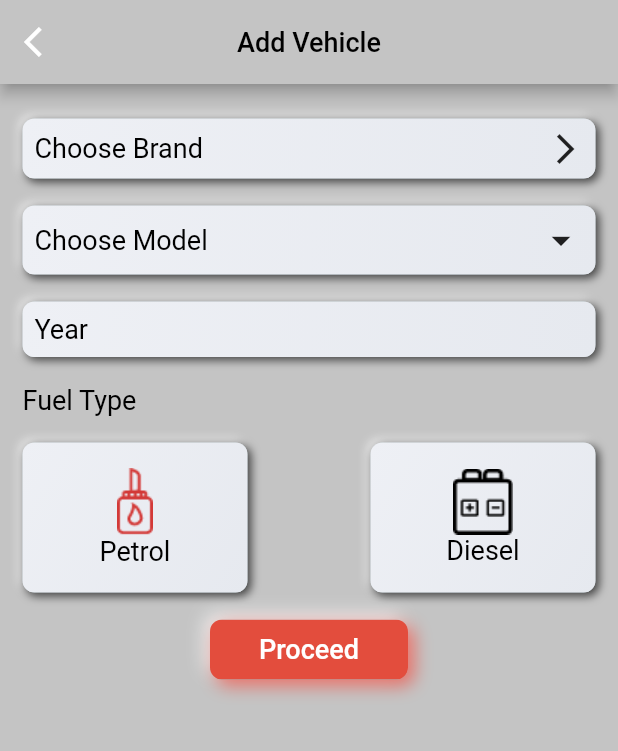
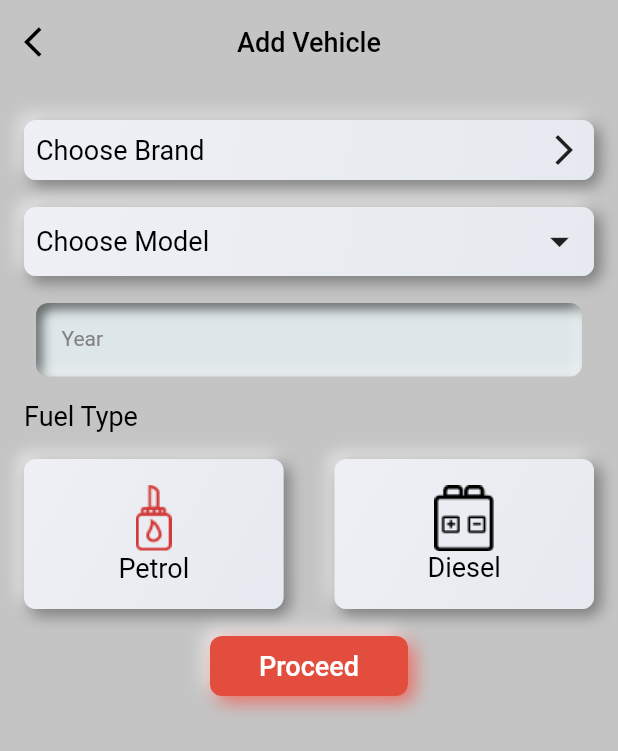
Before and after one commit to MUmerYasin/bikefix-mobile-app, a Flutter app: the AddVehicleScreen screen opened directly, on a phone screen of 412 x 824 dp. Shown: the top 751 px of the screen. Run offline on Flutter 3.47's test engine with Material 2 defaults, Android fonts, the phone set to English and light mode, and no system bars; drawn by our look-alikes of flutter_neumorphic; our stand-ins replace device_preview, font_awesome_flutter.

Commit message:
AddVehicleScreen
{Currently working on it, Work in progress, Completely Create again (OOP is using,(create classes)), String are Replace by custom Strings, FullFill Missing Requirements in Screen}

```diff
--- a/lib/config.dart
+++ b/lib/config.dart
@@ -18,6 +18,7 @@ const String screenTitleLocation = "Location";
 const String screenTitleMyVehicle = "My Vehicle";
 const String screenTitleMyBookings = "My Bookings";
 const String screenTitleStatusService = "Status Service";
+const String screenTitleAddVehicle = "Add Vehicle";
 
 /// Text Font Family
 const String textFontFamily = "Roboto";
@@ -33,22 +34,27 @@ const String textFieldEmail = "Email";
 const String textFieldStreet = "Street";
 const String textFieldCity = "City";
 const String textFieldZipCode = "Zip Code";
+const String textFieldYear = "Year";
+
+///Drop Down Menu
+const String dropDownMenuChooseBrand = "Choose Brand";
+const String dropDownMenuChooseModel = "Choose Model";
 
 ///Buttons Name
-const String buttonNameProceed = "Proceed";
+const String buttonNameHome = "Home";
 const String buttonNameLogIn = "Log In";
 const String buttonNameSignUp = "Sign Up";
 const String buttonNameConfirm = "Confirm";
+const String buttonNameCancel = "Cancel";
 const String buttonNameResend = "Resend";
 const String buttonNameSave = "Save";
-const String buttonNameHome = "Home";
 const String buttonNameOffice = "Office";
-const String buttonNameOther = "Other";
 const String buttonNameSaveAddr = "Save Addr.";
 const String buttonNameNeedHelp = "Need Help ?";
 const String buttonNameConnect = "Connect";
-const String buttonNameCancel = "Cancel";
+const String buttonNameProceed = "Proceed";
 const String buttonNameFeedback = "Feedback";
+const String buttonNameOther = "Other";
 
 /// Company names
 const String companyNameKTM = "KTM";
@@ -70,7 +76,7 @@ const String gridViewChooseBikeBrandText3 = companyNameBajaj;
 const String gridViewChooseBikeBrandText4 = companyNameRoyalEnfield;
 
 ///All Images Path in GridView of Choose Bike Brand.
-
+// Main icon path
 const String ImagePathStart = "assets/icons/";
 
 const String bikeFixUpLogoImagePath = ImagePathStart+"logo.png";
@@ -109,6 +115,7 @@ const String maleDescriptionText = "Male";
 const String currentLocationDescriptionText = " Use Current Location";
 const String addVehicleDescriptionText = " Add Vehicle";
 const String naDescriptionText = " NA";
+const String fuelTypeText = "Fuel Type";
 
 const String bookingDateTimeText = "Booking date & time";
 const String pickupDateTimeText = "Pickup date & time";
--- a/lib/main.dart
+++ b/lib/main.dart
@@ -1,11 +1,9 @@
 import 'package:flutter/foundation.dart';
 import 'package:flutter/material.dart';
-import 'package:two_wheel_vehicle/screens/location_screen.dart';
-import 'package:two_wheel_vehicle/screens/my_profile_screen.dart';
+import 'package:two_wheel_vehicle/screens/add_vehicle_screen.dart';
 import 'package:device_preview/device_preview.dart';
-import 'package:two_wheel_vehicle/screens/my_vehicle_screen.dart';
-import 'package:two_wheel_vehicle/screens/mybooking_screen.dart';
 import 'package:two_wheel_vehicle/screens/service_status_screen.dart';
+
 
 
 void main() => runApp(
@@ -34,8 +32,8 @@ class MyApp extends StatelessWidget {
       // home: LocationScreen(), // Front End Final
       // home: MyVehicles(),  // Front End Final
       // home: MyBookingScreen(),// Front End Final // Develop by Umer
-      home: ServiceStatusScreen(),
-      // home: AddVehicleScreen(),
+      // home: ServiceStatusScreen(),// Front End Final // Develop by Umer
+      home: AddVehicleScreen(),
       // home: ChooseBikeBrand(), // Front End Final // Develop by Umer
 
     );
--- a/lib/screens/add_vehicle_screen.dart
+++ b/lib/screens/add_vehicle_screen.dart
@@ -17,13 +17,17 @@ class _AddVehicleScreenState extends State<AddVehicleScreen> {
     return Scaffold(
       backgroundColor: backgroundColor,
       appBar: AppBar(
+        elevation: 0.0,
         backgroundColor: backgroundColor,
         // leading: Image.asset('assets/icons/back_icon.png',fit: BoxFit.fill,),
-          leading: Icon(Icons.arrow_back_ios),
+        leading: Icon(
+          Icons.arrow_back_ios,
+          color: Colors.black,
+        ),
         title: Text(
-            'Add Vehicle',
+          screenTitleAddVehicle,
           style: TextStyle(
-              fontFamily: 'Roboto',
+            fontFamily: textFontFamily,
             fontSize: 18,
             color: const Color(0xff000000),
           ),
@@ -32,7 +36,7 @@ class _AddVehicleScreenState extends State<AddVehicleScreen> {
         centerTitle: true,
       ),
       body: Container(
-            padding: EdgeInsets.all(15),
+        padding: EdgeInsets.all(16),
         height: MediaQuery.of(context).size.height,
         width: MediaQuery.of(context).size.width,
         child: Column(
@@ -40,9 +44,19 @@ class _AddVehicleScreenState extends State<AddVehicleScreen> {
           crossAxisAlignment: CrossAxisAlignment.center,
           children: [
             Padding(
-                    padding: const EdgeInsets.only(top: 8.0,bottom: 10),
+              padding: const EdgeInsets.only(top: 8.0, bottom: 10),
               child: Neumorphic(
-                      style: NeumorphicStyle(shadowLightColorEmboss: Colors.white,shadowDarkColorEmboss: Colors.black , shadowDarkColor: Colors.black),      child: Container(
+                style: NeumorphicStyle(
+                  // shadowLightColorEmboss: Colors.white,
+                  // shadowDarkColorEmboss: Colors.black,
+                  // shadowDarkColor: Colors.black,
+                  shadowDarkColor: Colors.black.withOpacity(0.6),
+                  depth: 7,
+                  shape: NeumorphicShape.flat,
+                  shadowLightColor: Colors.white,
+                  shadowDarkColorEmboss: Colors.black.withOpacity(0.8),
+                ),
+                child: Container(
                   decoration: BoxDecoration(
                     borderRadius: BorderRadius.circular(5.0),
                     gradient: LinearGradient(
@@ -71,7 +85,7 @@ class _AddVehicleScreenState extends State<AddVehicleScreen> {
                         Text(
                           'Choose Brand',
                           style: TextStyle(
-                                  fontFamily: 'Roboto',
+                            fontFamily: textFontFamily,
                             fontSize: 18,
                             color: const Color(0xff000000),
                           ),
@@ -85,9 +99,16 @@ class _AddVehicleScreenState extends State<AddVehicleScreen> {
               ),
             ),
             Padding(
-                    padding: const EdgeInsets.only(top: 8.0,bottom: 10),
+              padding: const EdgeInsets.only(top: 8.0, bottom: 10),
               child: Neumorphic(
-                      style: NeumorphicStyle(shadowLightColorEmboss: Colors.white,shadowDarkColorEmboss: Colors.black , shadowDarkColor: Colors.black),                      child: Container(
+                style: NeumorphicStyle(
+                  shadowDarkColor: Colors.black.withOpacity(0.6),
+                  depth: 7,
+                  shape: NeumorphicShape.flat,
+                  shadowLightColor: Colors.white,
+                  shadowDarkColorEmboss: Colors.black.withOpacity(0.8),
+                ),
+                child: Container(
                   decoration: BoxDecoration(
                     borderRadius: BorderRadius.circular(5.0),
                     gradient: LinearGradient(
@@ -116,7 +137,7 @@ class _AddVehicleScreenState extends State<AddVehicleScreen> {
                         Text(
                           'Choose Model',
                           style: TextStyle(
-                                  fontFamily: 'Roboto',
+                            fontFamily: textFontFamily,
                             fontSize: 18,
                             color: const Color(0xff000000),
                           ),
@@ -132,67 +153,81 @@ class _AddVehicleScreenState extends State<AddVehicleScreen> {
                 ),
               ),
             ),
+
+            // Padding(
+            //   padding: const EdgeInsets.only(top: 8.0, bottom: 10),
+            //   child: Neumorphic(
+            //     style: NeumorphicStyle(
+            //       shadowDarkColor: Colors.black.withOpacity(0.6),
+            //       depth: 7,
+            //       shape: NeumorphicShape.flat,
+            //       shadowLightColor: Colors.white,
+            //       shadowDarkColorEmboss: Colors.black.withOpacity(0.8),
+            //     ),
+            //     child: Container(
+            //       decoration: BoxDecoration(
+            //         borderRadius: BorderRadius.circular(5.0),
+            //         gradient: LinearGradient(
+            //           begin: Alignment(-1.0, -1.0),
+            //           end: Alignment(1.01, 1.0),
+            //           colors: [
+            //             const Color(0xffeef0f5),
+            //             const Color(0xffe6e9ef)
+            //           ],
+            //           stops: [0.0, 1.0],
+            //         ),
+            //         boxShadow: [
+            //           BoxShadow(
+            //             color: const Color(0xb2a6b4c8),
+            //             offset: Offset(10, 10),
+            //             blurRadius: 48,
+            //           ),
+            //         ],
+            //       ),
+            //       child: Padding(
+            //         padding: const EdgeInsets.all(8.0),
+            //         child: Row(
+            //           crossAxisAlignment: CrossAxisAlignment.center,
+            //           mainAxisAlignment: MainAxisAlignment.spaceBetween,
+            //           children: [
+            //             // Text(
+            //             //   'Year',
+            //             //   style: TextStyle(
+            //             //     fontFamily: textFontFamily,
+            //             //     fontSize: 18,
+            //             //     color: const Color(0xff000000),
+            //             //   ),
+            //             //   textAlign: TextAlign.left,
+            //             // ),
+            //             // Text(
+            //             //   '',
+            //             //   style: TextStyle(
+            //             //     fontFamily: textFontFamily,
+            //             //     fontSize: 18,
+            //             //     color: const Color(0xff000000),
+            //             //   ),
+            //             //   textAlign: TextAlign.left,
+            //             // ),
+            //           ],
+            //         ),
+            //       ),
+            //     ),
+            //   ),
+            // ),
+
+            CustomTextField(
+              text: textFieldYear,
+            ),
+
+            ///Heading Fuel Type
             Padding(
-                    padding: const EdgeInsets.only(top: 8.0,bottom: 10),
-                    child: Neumorphic(
-                      style: NeumorphicStyle(shadowLightColorEmboss: Colors.white,shadowDarkColorEmboss: Colors.black , shadowDarkColor: Colors.black),                      child: Container(
-                        decoration: BoxDecoration(
-                          borderRadius: BorderRadius.circular(5.0),
-                          gradient: LinearGradient(
-                            begin: Alignment(-1.0, -1.0),
-                            end: Alignment(1.01, 1.0),
-                            colors: [
-                              const Color(0xffeef0f5),
-                              const Color(0xffe6e9ef)
-                            ],
-                            stops: [0.0, 1.0],
-                          ),
-                          boxShadow: [
-                            BoxShadow(
-                              color: const Color(0xb2a6b4c8),
-                              offset: Offset(10, 10),
-                              blurRadius: 48,
-                            ),
-                          ],
-                        ),
-                        child: Padding(
-                          padding: const EdgeInsets.all(8.0),
-                          child: Row(
-                            crossAxisAlignment: CrossAxisAlignment.center,
-                            mainAxisAlignment: MainAxisAlignment.spaceBetween,
-                            children: [
-                              Text(
-                                'Year',
-                                style: TextStyle(
-                                  fontFamily: 'Roboto',
-                                  fontSize: 18,
-                                  color: const Color(0xff000000),
-                                ),
-                                textAlign: TextAlign.left,
-                              ),
-                              Text(
-                                '',
-                                style: TextStyle(
-                                  fontFamily: 'Roboto',
-                                  fontSize: 18,
-                                  color: const Color(0xff000000),
-                                ),
-                                textAlign: TextAlign.left,
-                              ),
-                            ],
-                          ),
-                        ),
-                      ),
-                    ),
-                  ),
-                  Padding(
-                    padding: const EdgeInsets.only(top: 8.0,bottom: 10),
+              padding: const EdgeInsets.only(top: 8.0, bottom: 10),
               child: Align(
                 alignment: Alignment.centerLeft,
                 child: Text(
-                        'Fuel Type',
+                  fuelTypeText,
                   style: TextStyle(
-                          fontFamily: 'Roboto',
+                    fontFamily: textFontFamily,
                     fontSize: 18,
                     color: const Color(0xff000000),
                   ),
@@ -200,15 +235,23 @@ class _AddVehicleScreenState extends State<AddVehicleScreen> {
                 ),
               ),
             ),
+            /// Select Option Fuel Type, Petrol or Diesel
             Padding(
-                    padding: const EdgeInsets.only(top: 8.0,bottom: 10),
+              padding: const EdgeInsets.only(top: 8.0, bottom: 10),
               child: Row(
                 mainAxisAlignment: MainAxisAlignment.spaceBetween,
                 children: [
-
                   Neumorphic(
-                          style: NeumorphicStyle(shadowLightColorEmboss: Colors.white,shadowDarkColorEmboss: Colors.black , shadowDarkColor: Colors.black),        child: Container(
-                            width: 150.0,
+                    style: NeumorphicStyle(
+                      shadowDarkColor: Colors.black.withOpacity(0.6),
+                      depth: 7,
+                      shape: NeumorphicShape.flat,
+                      shadowLightColor: Colors.white,
+                      shadowDarkColorEmboss: Colors.black.withOpacity(0.8),
+                    ),
+                    child: Container(
+                      // width: 150.0,
+                      width: MediaQuery.of(context).size.width*0.42,
                       height: 100.0,
                       decoration: BoxDecoration(
                         borderRadius: BorderRadius.circular(5.0),
@@ -236,7 +279,7 @@ class _AddVehicleScreenState extends State<AddVehicleScreen> {
                           Text(
                             'Petrol',
                             style: TextStyle(
-                                    fontFamily: 'Roboto',
+                              fontFamily: textFontFamily,
                               fontSize: 18,
                               color: const Color(0xff000000),
                             ),
@@ -247,8 +290,15 @@ class _AddVehicleScreenState extends State<AddVehicleScreen> {
                     ),
                   ),
                   Neumorphic(
-                          style: NeumorphicStyle(shadowLightColorEmboss: Colors.white,shadowDarkColorEmboss: Colors.black , shadowDarkColor: Colors.black),    child: Container(
-                            width: 150.0,
+                    style: NeumorphicStyle(
+                      shadowDarkColor: Colors.black.withOpacity(0.6),
+                      depth: 7,
+                      shape: NeumorphicShape.flat,
+                      shadowLightColor: Colors.white,
+                      shadowDarkColorEmboss: Colors.black.withOpacity(0.8),
+                    ),
+                    child: Container(
+                      width: MediaQuery.of(context).size.width*0.42,
                       height: 100.0,
                       decoration: BoxDecoration(
                         borderRadius: BorderRadius.circular(5.0),
@@ -276,7 +326,7 @@ class _AddVehicleScreenState extends State<AddVehicleScreen> {
                           Text(
                             'Diesel',
                             style: TextStyle(
-                                    fontFamily: 'Roboto',
+                              fontFamily: textFontFamily,
                               fontSize: 18,
                               color: const Color(0xff000000),
                             ),
@@ -289,15 +339,20 @@ class _AddVehicleScreenState extends State<AddVehicleScreen> {
                 ],
               ),
             ),
+
+            ///Button Proceed
             Padding(
-                    padding: const EdgeInsets.only(top: 8.0,bottom: 10),
+              padding: const EdgeInsets.only(top: 8.0, bottom: 10),
               child: RoundedCornerButton(
                 onPressed: () {
-                        gotoScreen(context: context,screen: MyBookingScreen());
+                  gotoScreen(context: context, screen: MyBookingScreen());
                 },
-                      child: 'Proceed',
+                child: buttonNameProceed,
               ),
             ),
-                ])));
+          ],
+        ),
+      ),
+    );
   }
 }
```
Lines whose indentation alone changed are shown as unchanged.
